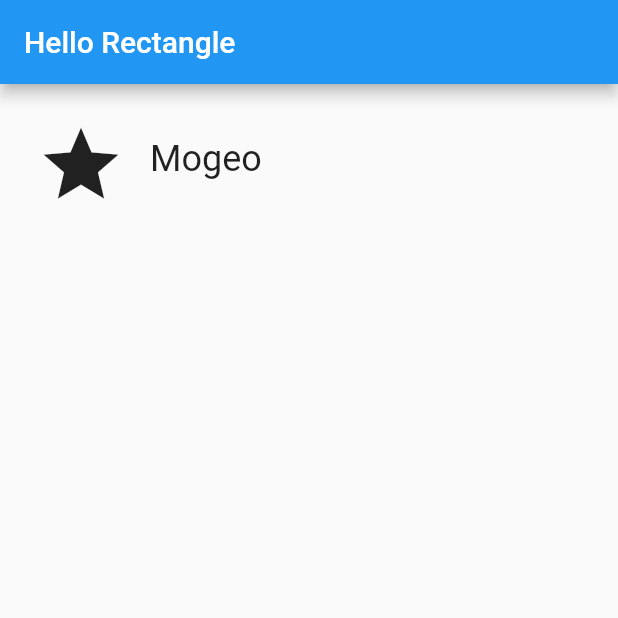
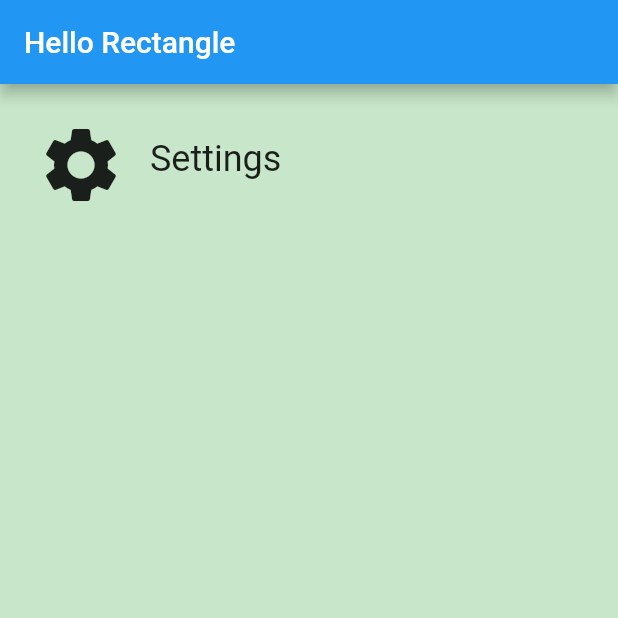
Before and after one commit to Iwaide/flutter_udacity, a Flutter app: the screen it shows after launch, on a phone screen of 412 x 824 dp, the top half of it. Run offline on Flutter 3.47's test engine with Material 2 defaults, Android fonts, the phone set to English and light mode, and no system bars.

Commit message:
Add custom widget

```diff
--- a/lib/category.dart
+++ b/lib/category.dart
@@ -1,35 +1,61 @@
 import 'package:flutter/material.dart';
+import 'package:meta/meta.dart';
+
+final _rowHeight = 100.0;
+final _borderRadius = BorderRadius.circular(_rowHeight / 2);
 
 class Category extends StatelessWidget {
+  final String name;
+  final Color color;
+  final IconData iconLocation;
+
+  const Category({
+    Key key,
+    @required this.name,
+    @required this.color,
+    @required this.iconLocation,
+  })  : assert(name != null),
+        assert(color != null),
+        assert(iconLocation != null),
+        super(key: key);
+
   @override
   Widget build(BuildContext context) {
-    double _height = 100.0;
+    assert(debugCheckHasMaterial(context));
     return Material(
+      color: Colors.transparent,
       child: Container(
         padding: EdgeInsets.all(8.0),
-        height: _height,
+        height: _rowHeight,
         child: InkWell(
-          borderRadius: BorderRadius.circular(50),
+          borderRadius: _borderRadius,
           onTap: () {
             print('I was tapped');
           },
-          splashColor: Colors.yellowAccent,
-          highlightColor: Colors.yellowAccent,
-          child: Row(children: <Widget>[
+          splashColor: color,
+          highlightColor: color,
+          child: Padding(
+            padding: EdgeInsets.all(16.0),
+            child: Row(
+              crossAxisAlignment: CrossAxisAlignment.stretch,
+              children: <Widget>[
                 Padding(
-              padding: EdgeInsets.all(16.0),
+                  padding: EdgeInsets.only(right: 16.0),
                   child: Icon(
-                Icons.star,
+                    iconLocation,
                     size: 60.0,
                   ),
                 ),
                 Center(
                   child: Text(
-                'Mogeo',
-                style: TextStyle(fontSize: 24.0),
+                    name,
+                    textAlign: TextAlign.center,
+                    style: Theme.of(context).textTheme.headline,
                   ),
-            )
-          ]),
+                ),
+              ],
+            ),
+          ),
         ),
       ),
     );
--- a/lib/main.dart
+++ b/lib/main.dart
@@ -6,10 +6,15 @@ void main() {
     MaterialApp(
       debugShowCheckedModeBanner: false,
       home: Scaffold(
+        backgroundColor: Colors.green[100],
         appBar: AppBar(
           title: Text('Hello Rectangle'),
         ),
-        body: Category(),
+        body: Category(
+          name: 'Settings',
+          color: Colors.blueAccent,
+          iconLocation: Icons.settings,
+        ),
       ),
     ),
   );
```
Lines whose indentation alone changed are shown as unchanged.
